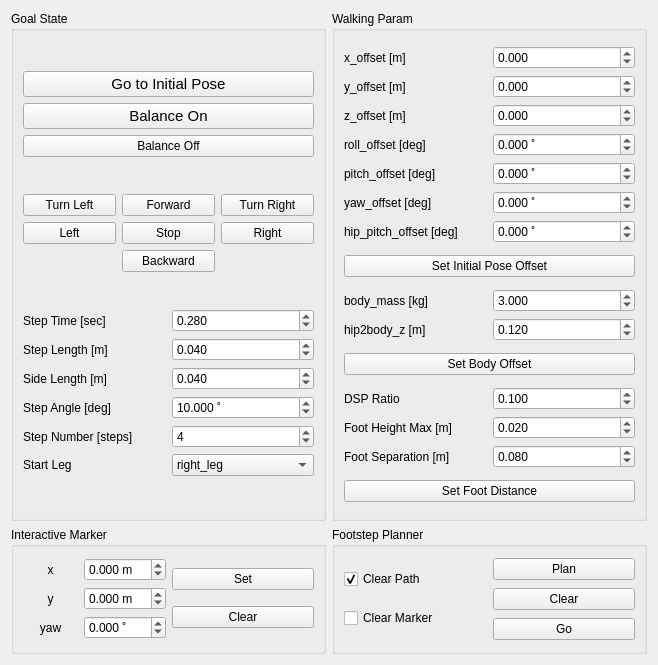
First picture: the form in op3_gui_demo/ui/preview_walking_form.ui, repository nyxrobotics/robotis_op3_tools, before the edit.
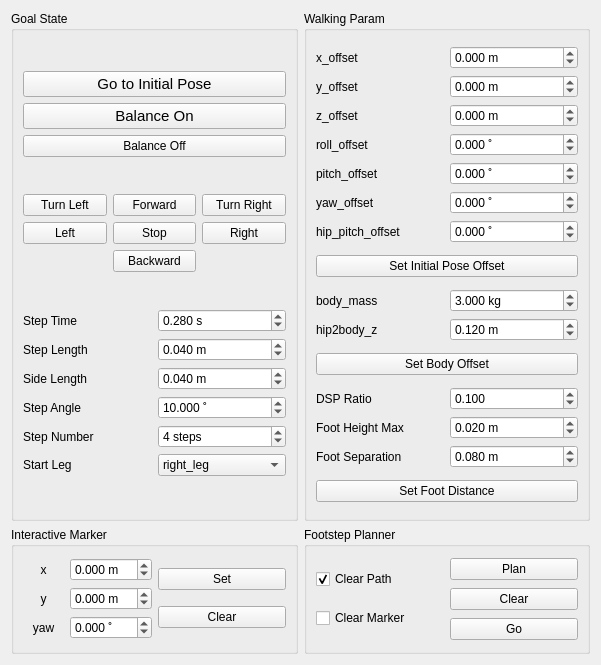
Second picture: the form after the edit.

The edit to the form file:
```diff
--- a/op3_gui_demo/ui/preview_walking_form.ui
+++ b/op3_gui_demo/ui/preview_walking_form.ui
@@ -6,7 +6,7 @@
    <rect>
     <x>0</x>
     <y>0</y>
-    <width>658</width>
+    <width>601</width>
     <height>665</height>
    </rect>
   </property>
@@ -98,7 +98,7 @@
              </size>
             </property>
             <property name="text">
-             <string>Step Time [sec]</string>
+             <string>Step Time</string>
             </property>
            </widget>
           </item>
@@ -110,6 +110,9 @@
               <height>0</height>
              </size>
             </property>
+            <property name="suffix">
+             <string> s</string>
+            </property>
             <property name="decimals">
              <number>3</number>
             </property>
@@ -133,7 +136,7 @@
              </size>
             </property>
             <property name="text">
-             <string>Step Length [m]</string>
+             <string>Step Length</string>
             </property>
            </widget>
           </item>
@@ -145,6 +148,9 @@
               <height>0</height>
              </size>
             </property>
+            <property name="suffix">
+             <string> m</string>
+            </property>
             <property name="decimals">
              <number>3</number>
             </property>
@@ -168,7 +174,7 @@
              </size>
             </property>
             <property name="text">
-             <string>Side Length [m]</string>
+             <string>Side Length</string>
             </property>
            </widget>
           </item>
@@ -180,6 +186,9 @@
               <height>0</height>
              </size>
             </property>
+            <property name="suffix">
+             <string> m</string>
+            </property>
             <property name="decimals">
              <number>3</number>
             </property>
@@ -203,7 +212,7 @@
              </size>
             </property>
             <property name="text">
-             <string>Step Angle [deg]</string>
+             <string>Step Angle</string>
             </property>
            </widget>
           </item>
@@ -241,7 +250,7 @@
              </size>
             </property>
             <property name="text">
-             <string>Step Number [steps]</string>
+             <string>Step Number</string>
             </property>
            </widget>
           </item>
@@ -253,6 +262,9 @@
               <height>0</height>
              </size>
             </property>
+            <property name="suffix">
+             <string> steps</string>
+            </property>
             <property name="decimals">
              <number>0</number>
             </property>
@@ -458,6 +470,9 @@
               <height>0</height>
              </size>
             </property>
+            <property name="suffix">
+             <string> kg</string>
+            </property>
             <property name="decimals">
              <number>3</number>
             </property>
@@ -484,7 +499,7 @@
              </size>
             </property>
             <property name="text">
-             <string>body_mass [kg]</string>
+             <string>body_mass</string>
             </property>
            </widget>
           </item>
@@ -496,6 +511,9 @@
               <height>0</height>
              </size>
             </property>
+            <property name="suffix">
+             <string> m</string>
+            </property>
             <property name="decimals">
              <number>3</number>
             </property>
@@ -522,7 +540,7 @@
              </size>
             </property>
             <property name="text">
-             <string>hip2body_z [m]</string>
+             <string>hip2body_z</string>
             </property>
            </widget>
           </item>
@@ -565,14 +583,14 @@
              </size>
             </property>
             <property name="text">
-             <string>hip_pitch_offset [deg]</string>
+             <string>hip_pitch_offset</string>
             </property>
            </widget>
           </item>
           <item row="5" column="0">
            <widget class="QLabel" name="label_3">
             <property name="text">
-             <string>yaw_offset [deg]</string>
+             <string>yaw_offset</string>
             </property>
            </widget>
           </item>
@@ -584,6 +602,9 @@
               <height>0</height>
              </size>
             </property>
+            <property name="suffix">
+             <string> m</string>
+            </property>
             <property name="decimals">
              <number>3</number>
             </property>
@@ -601,7 +622,7 @@
           <item row="3" column="0">
            <widget class="QLabel" name="label">
             <property name="text">
-             <string>roll_offset [deg]</string>
+             <string>roll_offset</string>
             </property>
            </widget>
           </item>
@@ -614,7 +635,7 @@
              </size>
             </property>
             <property name="text">
-             <string>z_offset [m]</string>
+             <string>z_offset</string>
             </property>
            </widget>
           </item>
@@ -643,7 +664,7 @@
              </size>
             </property>
             <property name="text">
-             <string>y_offset [m]</string>
+             <string>y_offset</string>
             </property>
            </widget>
           </item>
@@ -655,6 +676,9 @@
               <height>0</height>
              </size>
             </property>
+            <property name="suffix">
+             <string> m</string>
+            </property>
             <property name="decimals">
              <number>3</number>
             </property>
@@ -688,7 +712,7 @@
           <item row="4" column="0">
            <widget class="QLabel" name="label_2">
             <property name="text">
-             <string>pitch_offset [deg]</string>
+             <string>pitch_offset</string>
             </property>
            </widget>
           </item>
@@ -745,7 +769,7 @@
              </size>
             </property>
             <property name="text">
-             <string>x_offset [m]</string>
+             <string>x_offset</string>
             </property>
            </widget>
           </item>
@@ -757,6 +781,9 @@
               <height>0</height>
              </size>
             </property>
+            <property name="suffix">
+             <string> m</string>
+            </property>
             <property name="decimals">
              <number>3</number>
             </property>
@@ -796,6 +823,9 @@
               <height>0</height>
              </size>
             </property>
+            <property name="suffix">
+             <string> m</string>
+            </property>
             <property name="decimals">
              <number>3</number>
             </property>
@@ -841,7 +871,7 @@
              </size>
             </property>
             <property name="text">
-             <string>Foot Separation [m]</string>
+             <string>Foot Separation</string>
             </property>
            </widget>
           </item>
@@ -854,7 +884,7 @@
              </size>
             </property>
             <property name="text">
-             <string>Foot Height Max [m]</string>
+             <string>Foot Height Max</string>
             </property>
            </widget>
           </item>
@@ -866,6 +896,9 @@
               <height>0</height>
              </size>
             </property>
+            <property name="suffix">
+             <string> m</string>
+            </property>
             <property name="decimals">
              <number>3</number>
             </property>
```
